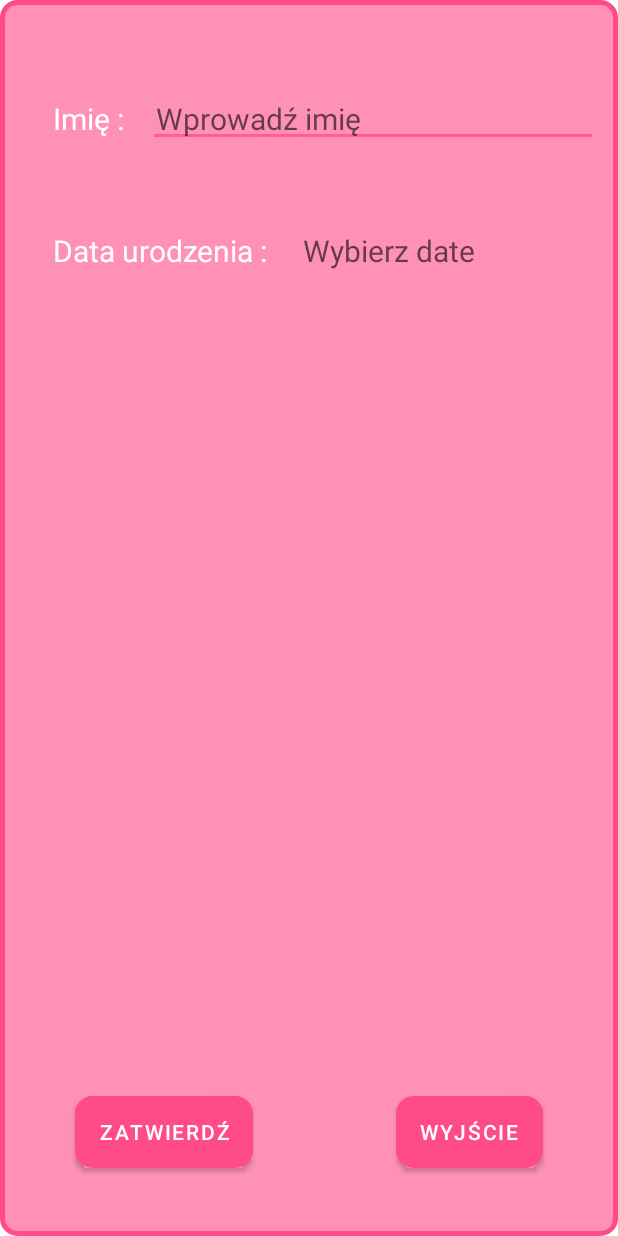
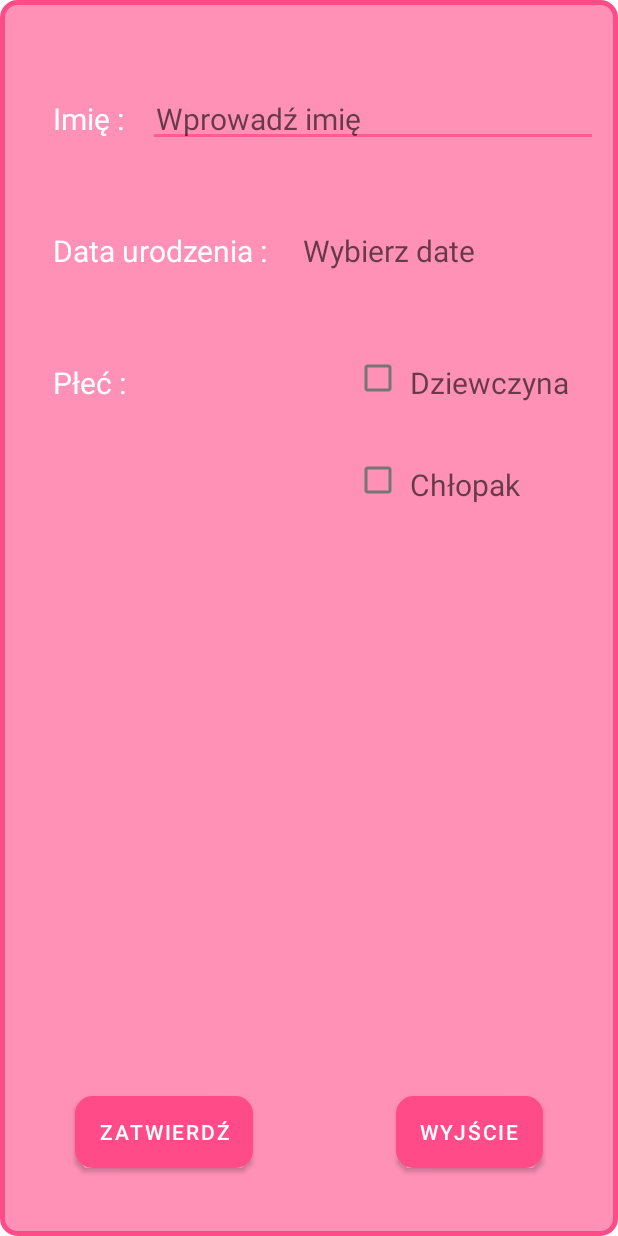
Before and after one commit to tobiaszmateusz/BabyCon, an Android app: the layout pop_layout_rejestruj.xml on its own in the app's theme, with its tools: preview values and no code run, on a phone screen of 412 x 824 dp. Run offline under Robolectric (Android 15) with nearby library versions, the phone set to English and light mode, and no system bars.

Commit message:
Commit 11

```diff
--- a/app/src/main/java/com/example/babycon/Daily.java
+++ b/app/src/main/java/com/example/babycon/Daily.java
@@ -162,8 +162,8 @@ public class Daily extends Fragment {
         }
 
         for (int j = 0; j < name.size(); j++){
-            if(j%4 == 0){
-                wpisy.add(new WpisyLista(name.get(j), "Obówd głowy: " + name.get(j+1) + " - " + "Obówd klatki: "+ name.get(j+2) + " - " + "Notatka: "+ name.get(j+3), R.drawable.ic_baseline_help_24));
+            if(j%5 == 0){
+                wpisy.add(new WpisyLista(name.get(j), "Obówd głowy: " + name.get(j+1) + " - " + "Obówd klatki: "+ name.get(j+2)+ " - " + "Waga: "+ name.get(j+3) + " - " + "Notatka: "+ name.get(j+4), R.drawable.ic_baseline_help_24));
             }
         }
 
--- a/app/src/main/res/layout/pop_layout_rejestruj.xml
+++ b/app/src/main/res/layout/pop_layout_rejestruj.xml
@@ -129,6 +129,69 @@
             app:layout_constraintStart_toEndOf="@+id/wiek"
             app:layout_constraintTop_toBottomOf="@+id/imie2" />
 
+        <TextView
+            android:id="@+id/plec"
+            android:layout_width="wrap_content"
+            android:layout_height="wrap_content"
+            android:layout_below="@+id/data"
+            android:layout_alignParentLeft="true"
+            android:layout_gravity="center_vertical"
+
+            android:layout_weight="0.8"
+            android:layout_marginTop="50dp"
+            android:layout_marginLeft="20dp"
+            android:gravity=""
+            android:padding="5dp"
+            android:text="Płeć : "
+            android:textColor="@color/white"
+            android:textSize="20dp"
+            app:layout_constraintStart_toStartOf="parent"
+            app:layout_constraintTop_toBottomOf="@+id/imie" />
+
+        <CheckBox
+            android:id="@+id/plec2a"
+            android:layout_width="wrap_content"
+            android:layout_height="wrap_content"
+            android:layout_below="@id/data2"
+            android:layout_alignParentEnd="true"
+            android:layout_gravity="center_vertical"
+            android:layout_marginStart="8dp"
+            android:layout_marginLeft="20dp"
+            android:layout_marginTop="50dp"
+            android:layout_toEndOf="@+id/plec"
+            android:layout_weight="0.8"
+            android:clickable="true"
+            android:gravity=""
+            android:hint="Dziewczyna"
+            android:padding="5dp"
+            android:text=""
+            android:textColor="@color/white"
+            android:textSize="20dp"
+            app:layout_constraintStart_toEndOf="@+id/wiek"
+            app:layout_constraintTop_toBottomOf="@+id/imie2" />
+
+        <CheckBox
+            android:id="@+id/plec2b"
+            android:layout_width="wrap_content"
+            android:layout_height="wrap_content"
+            android:layout_below="@id/plec2a"
+            android:layout_alignParentEnd="true"
+            android:layout_gravity="center_vertical"
+            android:layout_marginStart="8dp"
+            android:layout_marginLeft="20dp"
+            android:layout_marginTop="20dp"
+            android:layout_toEndOf="@+id/plec"
+            android:layout_weight="0.8"
+            android:clickable="true"
+            android:gravity=""
+            android:hint="Chłopak"
+            android:padding="5dp"
+            android:text=""
+            android:textColor="@color/white"
+            android:textSize="20dp"
+            app:layout_constraintStart_toEndOf="@+id/wiek"
+            app:layout_constraintTop_toBottomOf="@+id/imie2" />
+
     </RelativeLayout>
 
 </androidx.constraintlayout.widget.ConstraintLayout>
--- a/app/src/main/res/values/strings.xml
+++ b/app/src/main/res/values/strings.xml
@@ -12,4 +12,9 @@
     values-round/strings.xml for round devices.
     -->
     <string name="hello_world">Hello Square World!</string>
+
+    <string-array name="plec">
+        <item>Chłopak</item>
+        <item>Dziewczyna</item>
+    </string-array>
 </resources>
```
Also changed, not shown: app/src/main/java/com/example/babycon/DataBaseHelper.java (+18 -6 lines), app/src/main/java/com/example/babycon/PopActivity.java (+5 -2 lines), app/src/main/java/com/example/babycon/PopRejestrActivity.java (+41 -2 lines), app/src/main/java/com/example/babycon/Szczegoly.java (+38 -16 lines), app/src/main/res/layout/pop_layout.xml (+43 -3 lines).
